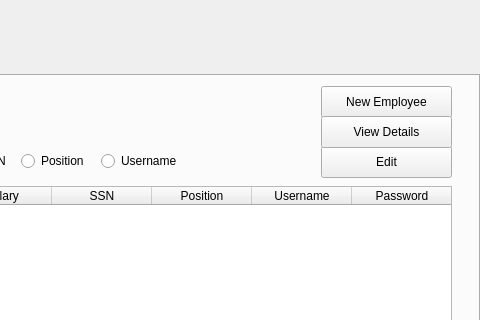
katietrom11392/EDI, file EDI/windowmaincontainer.ui: the form before one commit; both pictures show x 371 to 851 and y 0 to 320 of the 851 by 737 pixel window.
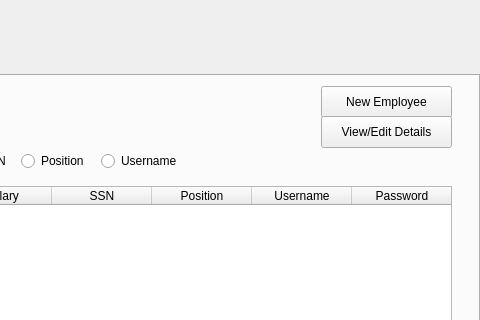
The form after the commit. The open tabs and pages were chosen to show the change. Icons and pictures are not drawn.

Commit message:
View/Edit Employee on Control Tab
Popup window layout for viewing/editing an employee within the control tab. none of the functionality is built in yet. simply the elements have been laid out.

```diff
--- a/EDI/windowmaincontainer.ui
+++ b/EDI/windowmaincontainer.ui
@@ -318,20 +318,7 @@
        <string>Username</string>
       </property>
      </widget>
-     <widget class="QPushButton" name="pushButton_addEmployee_3">
-      <property name="geometry">
-       <rect>
-        <x>690</x>
-        <y>70</y>
-        <width>131</width>
-        <height>32</height>
-       </rect>
-      </property>
-      <property name="text">
-       <string>Edit</string>
-      </property>
-     </widget>
-     <widget class="QPushButton" name="pushButton_addEmployee_4">
+     <widget class="QPushButton" name="pushButton_viewEdit">
       <property name="geometry">
        <rect>
         <x>690</x>
@@ -341,7 +328,7 @@
        </rect>
       </property>
       <property name="text">
-       <string>View Details</string>
+       <string>View/Edit Details</string>
       </property>
      </widget>
      <widget class="QPushButton" name="pushButton_addEmployee_2">
```
The commit also changes 7 other files.
